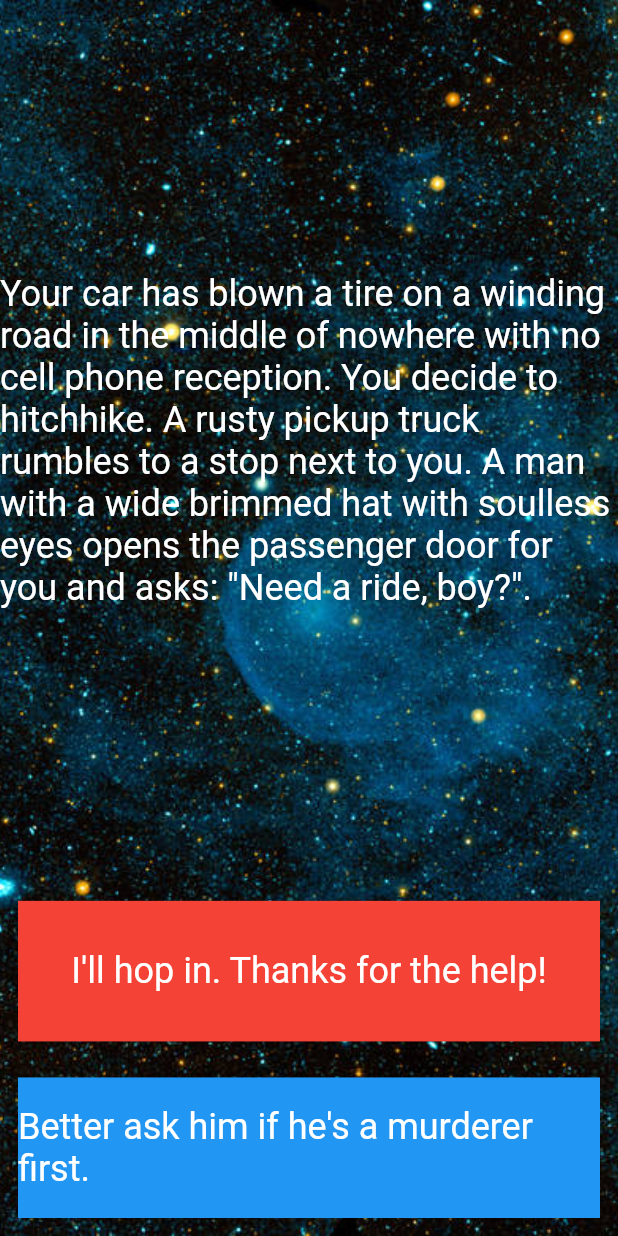
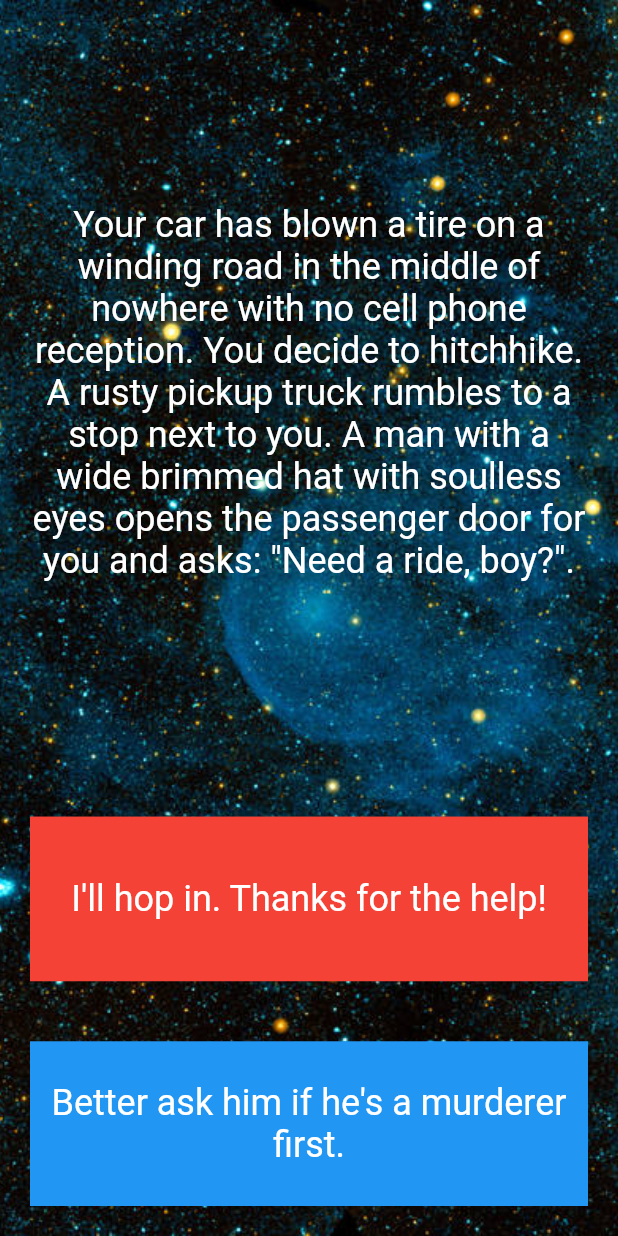
Before and after one commit to ishvar99/story_app, a Flutter app: the screen it shows after launch, on a phone screen of 412 x 824 dp. Run offline on Flutter 3.47's test engine with Material 2 defaults, Android fonts, the phone set to English and light mode, and no system bars.

```diff
--- a/lib/screen.dart
+++ b/lib/screen.dart
@@ -6,8 +6,8 @@ class StoryPage extends StatefulWidget {
 }
 
 class _StoryPageState extends State<StoryPage> {
+  StoryBrain story=StoryBrain();
   @override
-  StoryBrain story=StoryBrain();
   Widget build(BuildContext context) {
     return Scaffold(
       body: Container(
@@ -18,11 +18,14 @@ class _StoryPageState extends State<StoryPage> {
           crossAxisAlignment: CrossAxisAlignment.stretch,
           children: <Widget>[
             Expanded(
-              flex: 5,
+              flex: 7,
               child: Center(
+                child: Padding(
+                  padding: const EdgeInsets.all(20.0),
                   child: Container(
                     child: Text(
                       story.getStoryLine(),
+                      textAlign: TextAlign.center,
                       style: TextStyle(
                         fontSize: 24,
                         color: Colors.white,
@@ -31,14 +34,23 @@ class _StoryPageState extends State<StoryPage> {
                   ),
                 ),
               ),
+            ),
             Expanded(
-              flex: 1,
+              flex: 2,
               child: Padding(
-                padding: const EdgeInsets.all(12.0),
+                padding: const EdgeInsets.all(20.0),
+                child: GestureDetector(
+                  onTap: (){
+                    story.nextStory(1);
+                    setState(() {
+                      story.getStoryLine();
+                    });
+                    },
                   child: Container(
                     child: Center(
                       child: Text(
                         story.getChoice1(),
+                        textAlign: TextAlign.center,
                         style: TextStyle(fontSize: 24, color: Colors.white),
                       ),
                     ),
@@ -46,18 +58,31 @@ class _StoryPageState extends State<StoryPage> {
                   ),
                 ),
               ),
+            ),
             Expanded(
-              flex: 1,
+              flex: 2,
               child: Padding(
-                padding: const EdgeInsets.all(12.0),
+                padding: const EdgeInsets.all(20.0),
+                child: GestureDetector(
+                  onTap: (){
+                    story.nextStory(2);
+                    setState(() {
+                      story.getStoryLine();
+                    });
+                  },
                   child: Container(
                       child: Center(
+                        child: Padding(
+                          padding: const EdgeInsets.all(8.0),
                           child: Text(
                             story.getChoice2(),
+                            textAlign: TextAlign.center,
                             style: TextStyle(fontSize: 24, color: Colors.white),
                           ),
                         ),
+                      ),
                       color: Colors.blue),
+                ),
               ),
             ),
           ],
```
Also changed, not shown: lib/story_brain.dart (+31 -0 lines). Lines whose indentation alone changed are shown as unchanged.
